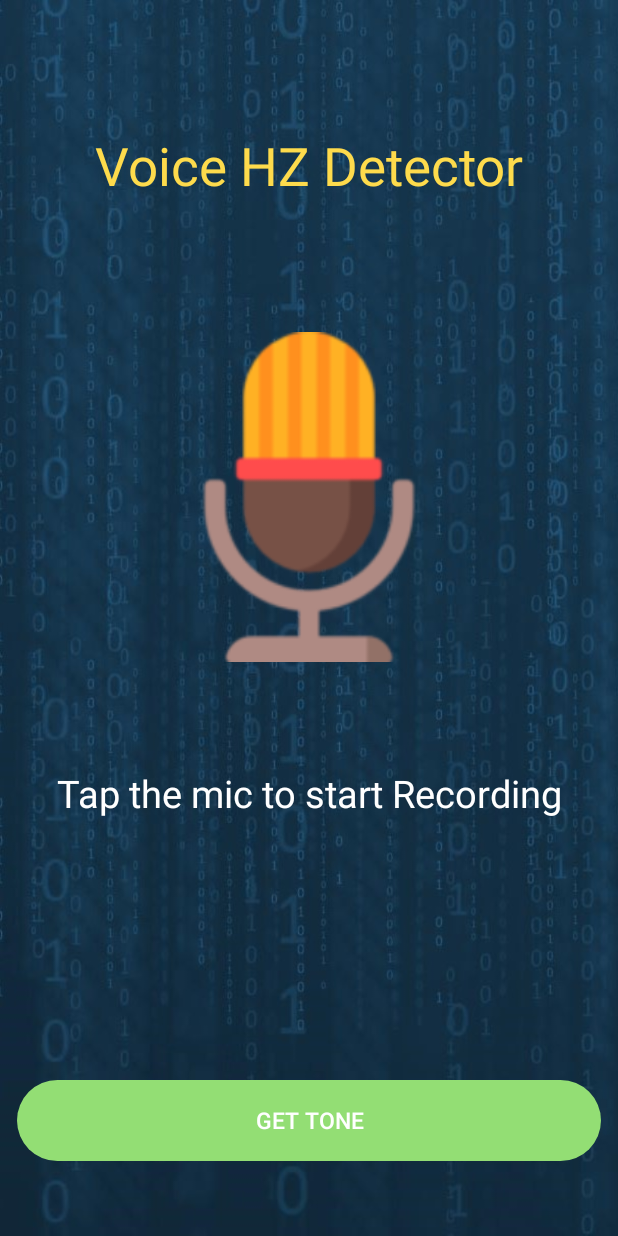
After one commit to AmI-2018/HOMMY-code, an Android app: the VoiceHzChallenge screen opened directly, with no data from a screen before it, on a phone screen of 412 x 824 dp. The commit adds this screen. Run offline under Robolectric (Android 15) with nearby library versions, the phone set to English and light mode, and no system bars; our stand-ins replace Volley; network calls fail; Roboto replaces fonts that are not available here; 1 statement that could not run was skipped.

Commit message:
VoiceHzDetector 1.0

```diff
--- a/app/src/main/java/com/example/lorry/login_registerform/Categories.java
+++ b/app/src/main/java/com/example/lorry/login_registerform/Categories.java
@@ -28,6 +28,7 @@ import java.util.concurrent.TimeUnit;
 
 public class Categories extends AppCompatActivity {
 
+    private TextView title;
     private CardView[] cards = new CardView[4];
     private TextView[] texts = new TextView[4];
     private String[] cat_names = new String[4];
@@ -39,6 +40,7 @@ public class Categories extends AppCompatActivity {
         setContentView(R.layout.activity_categories);
 
         admin = PreferenceManager.getDefaultSharedPreferences(this).getBoolean("admin", false);
+        title = findViewById(R.id.categories_text);
         cards[0] = findViewById(R.id.card_a);
         cards[1] = findViewById(R.id.card_b);
         cards[2] = findViewById(R.id.card_c);
@@ -47,6 +49,9 @@ public class Categories extends AppCompatActivity {
         texts[1] = findViewById(R.id.cat_b);
         texts[2] = findViewById(R.id.cat_c);
         texts[3] = findViewById(R.id.cat_d);
+
+        Typeface custom_font = Typeface.createFromAsset(getAssets(), Constants.GUGI);
+        title.setTypeface(custom_font);
 
 
         JsonObjectRequest jsonObjectRequest = new JsonObjectRequest(Request.Method.GET,
--- a/app/src/main/java/com/example/lorry/login_registerform/Constants.java
+++ b/app/src/main/java/com/example/lorry/login_registerform/Constants.java
@@ -10,4 +10,8 @@ public class Constants {
     public static final String CURRENT_CHALLENGE = BASE_URL + "currentChallenge";
     public static final String ANSWER_CHALLENGE = BASE_URL + "answer/";
     public static final String START_CHALLENGE = BASE_URL + "startchallenge/";
+    public static final String DO = BASE_URL + "do/";
+
+    //FONT
+    public static final String GUGI = "fonts/Gugi-Regular.ttf";
 }
--- /dev/null
+++ b/app/src/main/java/com/example/lorry/login_registerform/VoiceHzChallenge.java
@@ -0,0 +1,173 @@
+package com.example.lorry.login_registerform;
+
+import android.Manifest;
+import android.content.Intent;
+import android.content.pm.PackageManager;
+import android.graphics.Typeface;
+import android.os.AsyncTask;
+import android.preference.PreferenceManager;
+import android.support.annotation.NonNull;
+import android.support.v4.app.ActivityCompat;
+import android.support.v4.content.ContextCompat;
+import android.support.v7.app.AppCompatActivity;
+import android.os.Bundle;
+import android.support.v7.widget.CardView;
+import android.view.View;
+import android.widget.Button;
+import android.widget.ImageView;
+import android.widget.TextView;
+import android.widget.Toast;
+
+import com.android.volley.Request;
+import com.android.volley.toolbox.JsonObjectRequest;
+
+import org.json.JSONException;
+import org.json.JSONObject;
+
+import java.util.HashMap;
+import java.util.Map;
+import java.util.concurrent.TimeUnit;
+
+public class VoiceHzChallenge extends AppCompatActivity {
+    final int REQUEST_PERMISSION_CODE = 1000;
+    private TextView title, description;
+    private ImageView image;
+    private CardView card;
+    private VoiceHzDetector challengeHandler;
+    private Button repr_btn, continue_btn;
+    private boolean start;
+    private final int id = 2;
+    @Override
+    protected void onCreate(Bundle savedInstanceState) {
+        super.onCreate(savedInstanceState);
+        setContentView(R.layout.activity_voice_hz_challenge);
+
+        if(!checkPermissionFromDevice())
+            requestPermission();
+
+        start = false;
+        title = findViewById(R.id.voice_title);
+        description = findViewById(R.id.voice_description);
+        image = findViewById(R.id.voice_mic);
+        card = findViewById(R.id.voice_rec);
+        repr_btn = findViewById(R.id.reply_btn);
+        continue_btn = findViewById(R.id.continue_btn);
+
+        card.setVisibility(View.INVISIBLE);
+        continue_btn.setVisibility(View.GONE);
+        Typeface custom_font = Typeface.createFromAsset(getAssets(), Constants.GUGI);
+        title.setTypeface(custom_font);
+
+        image.setOnClickListener(v->{
+            start = true;
+            description.setText("Recording...");
+            card.setVisibility(View.VISIBLE);
+            challengeHandler = new VoiceHzDetector();
+            startRecording();
+            image.setEnabled(false);
+            repr_btn.setVisibility(View.GONE);
+        });
+
+        repr_btn.setOnClickListener(v->{
+            if(!start) {
+                //HTTP Request to reproduce again the sound given by HOMMY
+                JsonObjectRequest jsonObjectRequest = new JsonObjectRequest(Request.Method.GET,
+                        Constants.DO + id,
+                        null,
+                        response->{
+                            try {
+                                if (response.getString("result").equals("SUCCESS")){
+                                    Toast.makeText(getApplicationContext(), "Success!",
+                                            Toast.LENGTH_SHORT).show();
+                                }
+                                else {
+                                    Toast.makeText(getApplicationContext(), "Something went wrong!",
+                                            Toast.LENGTH_SHORT).show();
+                                }
+                            } catch (JSONException e) {
+                                e.printStackTrace();
+                            }
+                        },
+                        Exception::printStackTrace)
+                {
+                    @Override
+                    public Map<String, String> getHeaders(){
+                        Map<String, String> headers = new HashMap<>();
+                        try{
+                            JSONObject user_info = new JSONObject(PreferenceManager.getDefaultSharedPreferences(getApplicationContext())
+                                    .getString("user_info", ""));
+                            headers.put("authorization", user_info.getString("username"));
+                            return headers;
+                        }catch (JSONException j){
+                            j.printStackTrace();
+                        }
+                        return headers;
+                    }
+                };
+                SingletonRequest singletonRequest = SingletonRequest.getmInstance(getApplicationContext());
+                singletonRequest.addToRequestQueue(jsonObjectRequest);
+            }
+
+            else challengeHandler.playTone();
+
+        });
+    }
+
+    private void requestPermission() {
+        ActivityCompat.requestPermissions(this,new String[]{
+                Manifest.permission.RECORD_AUDIO
+        },REQUEST_PERMISSION_CODE);
+    }
+
+    @Override
+    public void onRequestPermissionsResult(int requestCode, @NonNull String[] permissions, @NonNull int[] grantResults) {
+        switch(requestCode){
+            case REQUEST_PERMISSION_CODE:
+                if(grantResults.length > 0 && grantResults[0] == PackageManager.PERMISSION_GRANTED)
+                    Toast.makeText(getApplicationContext(), "Permission Granted",
+                            Toast.LENGTH_SHORT).show();
+                else
+                    Toast.makeText(getApplicationContext(), "Permission Denied",
+                            Toast.LENGTH_SHORT).show();
+                break;
+        }
+    }
+
+    private boolean checkPermissionFromDevice() {
+
+        int record_audio_result = ContextCompat.checkSelfPermission(this, Manifest.permission.RECORD_AUDIO);
+        return record_audio_result == PackageManager.PERMISSION_GRANTED;
+    }
+
+    private void startRecording(){
+
+        new AsyncTask<Void,Void,Integer>(){
+
+            @Override
+            protected Integer doInBackground(Void... voids) {
+                challengeHandler.startRecTone();
+                try{
+                    TimeUnit.SECONDS.sleep(5);
+                    challengeHandler.stopRecTone();
+                    TimeUnit.SECONDS.sleep(2);
+                }catch(InterruptedException i){
+                    i.printStackTrace();
+                }
+                return challengeHandler.analizeFrequency();
+            }
+
+            @Override
+            protected void onPostExecute(Integer res) {
+                super.onPostExecute(res);
+
+                description.setText("Watch the result on the screen!");
+                card.setVisibility(View.INVISIBLE);
+                repr_btn.setVisibility(View.VISIBLE);
+                repr_btn.setText("Your Tone");
+                continue_btn.setVisibility(View.VISIBLE);
+                Toast.makeText(getApplicationContext(), res.toString(),
+                        Toast.LENGTH_SHORT).show();
+            }
+        }.execute();
+    }
+}
--- a/app/src/main/res/layout/activity_categories.xml
+++ b/app/src/main/res/layout/activity_categories.xml
@@ -49,6 +49,7 @@
                 android:id="@+id/cat_a"
                 android:layout_width="match_parent"
                 android:layout_height="match_parent"
+                android:gravity="center_vertical"
                 android:textAlignment="center"
                 android:textColor="#fff"
                 android:textSize="25sp" />
@@ -75,6 +76,7 @@
                 android:id="@+id/cat_b"
                 android:layout_width="match_parent"
                 android:layout_height="match_parent"
+                android:gravity="center_vertical"
                 android:textAlignment="center"
                 android:textColor="#fff"
                 android:textSize="25sp" />
@@ -101,6 +103,7 @@
                 android:id="@+id/cat_c"
                 android:layout_width="match_parent"
                 android:layout_height="match_parent"
+                android:gravity="center_vertical"
                 android:textAlignment="center"
                 android:textColor="#fff"
                 android:textSize="25sp" />
@@ -127,6 +130,7 @@
                 android:id="@+id/cat_d"
                 android:layout_width="match_parent"
                 android:layout_height="match_parent"
+                android:gravity="center_vertical"
                 android:textAlignment="center"
                 android:textColor="#fff"
                 android:textSize="25sp" />
--- a/app/src/main/res/layout/activity_challenge.xml
+++ b/app/src/main/res/layout/activity_challenge.xml
@@ -34,7 +34,7 @@
             android:text="Music Quiz Challenge"
             android:textAlignment="center"
             android:textAllCaps="false"
-            android:textColor="#fff"
+            android:textColor="@color/title_color"
             android:textSize="30sp"
             android:textStyle="bold" />
 
--- /dev/null
+++ b/app/src/main/res/layout/activity_voice_hz_challenge.xml
@@ -0,0 +1,89 @@
+<?xml version="1.0" encoding="utf-8"?>
+<LinearLayout xmlns:android="http://schemas.android.com/apk/res/android"
+    xmlns:app="http://schemas.android.com/apk/res-auto"
+    xmlns:tools="http://schemas.android.com/tools"
+    android:layout_width="wrap_content"
+    android:layout_height="wrap_content"
+    android:background="@drawable/bg"
+    android:orientation="vertical"
+    tools:context=".WelcomePage">
+
+
+    <TextView
+        android:id="@+id/voice_title"
+        android:layout_width="match_parent"
+        android:layout_height="0dp"
+        android:layout_weight="1"
+        android:gravity="center_vertical"
+        android:paddingTop="0dp"
+        android:text="Voice HZ Detector"
+        android:textAlignment="center"
+        android:textColor="@color/title_color"
+        android:textSize="35sp"
+        android:textStyle="bold" />
+
+    <ImageView
+        android:id="@+id/voice_mic"
+        android:layout_width="match_parent"
+        android:layout_height="220dp"
+        android:layout_marginBottom="10dp"
+        app:srcCompat="@drawable/voice" />
+
+    <android.support.v7.widget.CardView
+        android:id="@+id/voice_rec"
+        android:layout_width="50dp"
+        android:layout_height="50dp"
+        android:layout_gravity="center_horizontal"
+        android:layout_marginBottom="10dp"
+        app:cardBackgroundColor="@color/red_recording"
+        app:cardCornerRadius="25dp"
+        app:cardElevation="10dp" />
+
+    <TextView
+        android:id="@+id/voice_description"
+        android:layout_width="match_parent"
+        android:layout_height="wrap_content"
+        android:layout_weight="1"
+        android:text="Tap the mic to start Recording"
+        android:textAlignment="center"
+        android:textColor="#fff"
+        android:textSize="25sp" />
+
+    <LinearLayout
+        android:id="@+id/answer_layout2"
+        style="?android:attr/buttonBarStyle"
+        android:layout_width="match_parent"
+        android:layout_height="match_parent"
+        android:layout_marginBottom="50dp"
+        android:layout_marginLeft="10dp"
+        android:layout_marginRight="10dp"
+        android:orientation="horizontal">
+
+        <Button
+            android:id="@+id/reply_btn"
+            style="?android:attr/buttonBarButtonStyle"
+            android:layout_width="wrap_content"
+            android:layout_height="wrap_content"
+            android:layout_marginLeft="1dp"
+            android:layout_marginRight="1dp"
+            android:layout_weight="1"
+            android:background="@drawable/rounded_button"
+            android:text="Get Tone"
+            android:textColor="#fff"
+            android:textSize="15sp" />
+
+        <Button
+            android:id="@+id/continue_btn"
+            style="?android:attr/buttonBarButtonStyle"
+            android:layout_width="wrap_content"
+            android:layout_height="wrap_content"
+            android:layout_marginLeft="1dp"
+            android:layout_marginRight="1dp"
+            android:layout_weight="1"
+            android:background="@drawable/rounded_button"
+            android:text="Continue"
+            android:textColor="#fff"
+            android:textSize="15sp" />
+    </LinearLayout>
+
+</LinearLayout>
--- a/app/src/main/res/values/colors.xml
+++ b/app/src/main/res/values/colors.xml
@@ -6,4 +6,6 @@
     <color name="lightGreen">#93DE74</color>
     <color name="orange">#ffa500</color>
     <color name="gray">#b3b3b3</color>
+    <color name="red_recording">#ff0000</color>
+    <color name="title_color">#FEDB4C</color>
 </resources>
```
Also changed, not shown: app/src/main/AndroidManifest.xml (+12 -4 lines), app/src/main/java/com/example/lorry/login_registerform/Challenge.java (+49 -11 lines), app/src/main/java/com/example/lorry/login_registerform/VoiceHzDetector.java (+16 -16 lines), app/src/main/java/com/example/lorry/login_registerform/WelcomePage.java (+7 -4 lines).
